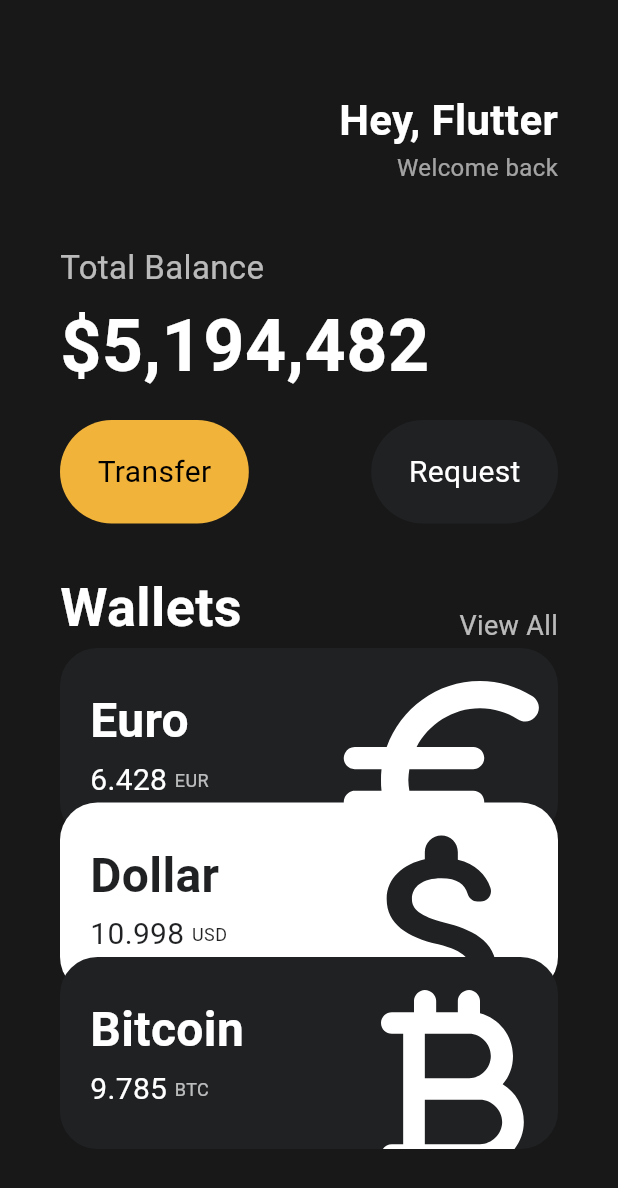
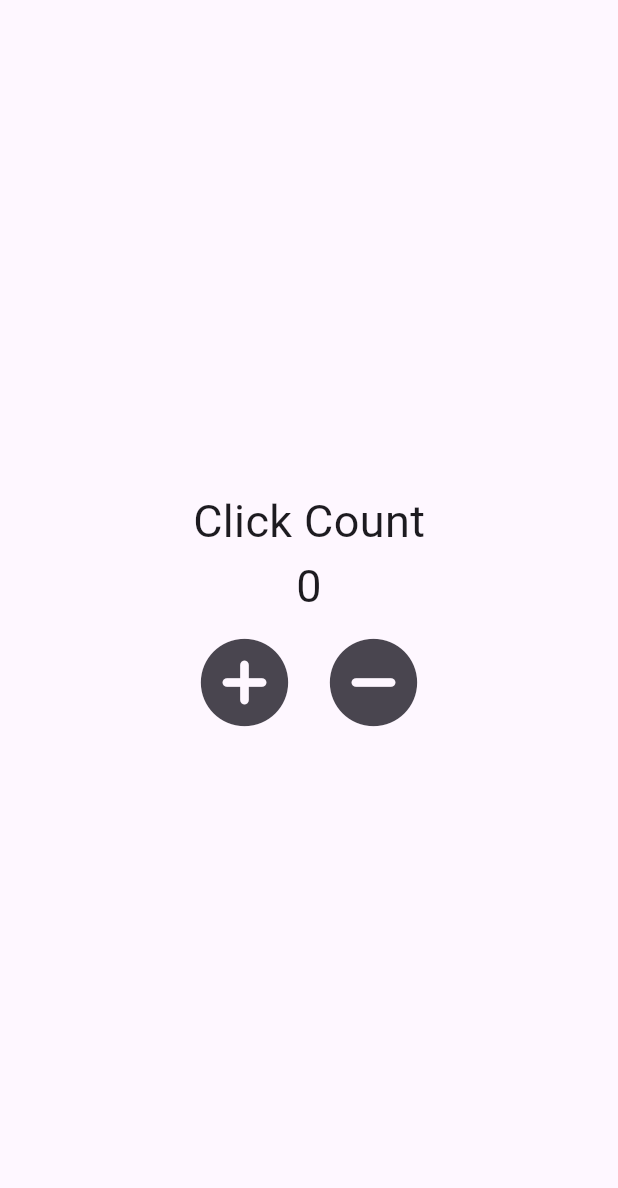
Before and after one commit to rosenrose/flutter-learn, a Flutter app: the screen it shows after launch, on a phone screen of 412 x 824 dp. Shown: the top 1188 px of the screen. Run offline on Flutter 3.47's test engine with Material 3 defaults, Android fonts, the phone set to English and light mode, and no system bars.

Commit message:
stateful widget

```diff
--- a/lib/main.dart
+++ b/lib/main.dart
@@ -9,140 +9,66 @@ void main() {
   runApp(const App());
 }
 
-class App extends StatelessWidget {
+class App extends StatefulWidget {
   const App({super.key});
 
   @override
+  State<App> createState() => _AppState();
+}
+
+class _AppState extends State<App> {
+  int counter = 0;
+
+  void addCount(int cnt) {
+    setState(() {
+      counter += cnt;
+    });
+  }
+
+  @override
   Widget build(BuildContext context) {
-    return const MaterialApp(
+    return MaterialApp(
       home: Scaffold(
-        backgroundColor: Color(0xFF181818),
-        body: SingleChildScrollView(
-          child: Padding(
-            padding: EdgeInsets.symmetric(
-              horizontal: 40,
-            ),
+        body: Center(
           child: Column(
-              crossAxisAlignment: CrossAxisAlignment.start,
+            mainAxisAlignment: MainAxisAlignment.center,
             children: [
-                SizedBox(
-                  height: 60,
-                ),
-                Row(
-                  mainAxisAlignment: MainAxisAlignment.end,
-                  children: [
-                    Column(
-                      crossAxisAlignment: CrossAxisAlignment.end,
-                      children: [
-                        Text(
-                          "Hey, Flutter",
+              const Text(
+                "Click Count",
                 style: TextStyle(
-                            color: Colors.white,
-                            fontSize: 28,
-                            fontWeight: FontWeight.w600,
+                  fontSize: 30,
                 ),
               ),
               Text(
-                          "Welcome back",
-                          style: TextStyle(
-                            color: Colors.white60,
-                            fontSize: 16,
+                "$counter",
+                style: const TextStyle(
+                  fontSize: 30,
+                ),
+              ),
+              Row(
+                mainAxisAlignment: MainAxisAlignment.center,
+                children: [
+                  IconButton(
+                    onPressed: () {
+                      addCount(1);
+                    },
+                    icon: const Icon(
+                      Icons.add_circle_rounded,
+                      size: 70,
+                    ),
+                  ),
+                  IconButton(
+                    onPressed: () {
+                      addCount(-1);
+                    },
+                    icon: const Icon(
+                      Icons.remove_circle_rounded,
+                      size: 70,
                     ),
                   ),
                 ],
               ),
             ],
-                ),
-                SizedBox(
-                  height: 40,
-                ),
-                Text(
-                  "Total Balance",
-                  style: TextStyle(
-                    color: Colors.white70,
-                    fontSize: 22,
-                  ),
-                ),
-                SizedBox(
-                  height: 2,
-                ),
-                Text(
-                  "\$5,194,482",
-                  style: TextStyle(
-                    color: Colors.white,
-                    fontSize: 48,
-                    fontWeight: FontWeight.w600,
-                  ),
-                ),
-                SizedBox(
-                  height: 15,
-                ),
-                Row(
-                  mainAxisAlignment: MainAxisAlignment.spaceBetween,
-                  children: [
-                    Button(
-                      text: "Transfer",
-                      textColor: Colors.black,
-                      bgColor: Color(0xFFF2B33A),
-                    ),
-                    Button(
-                      text: "Request",
-                      textColor: Colors.white,
-                      bgColor: Color(0xFF1F2123),
-                    ),
-                  ],
-                ),
-                SizedBox(
-                  height: 30,
-                ),
-                Row(
-                  mainAxisAlignment: MainAxisAlignment.spaceBetween,
-                  crossAxisAlignment: CrossAxisAlignment.end,
-                  children: [
-                    Text(
-                      "Wallets",
-                      style: TextStyle(
-                        color: Colors.white,
-                        fontSize: 36,
-                        fontWeight: FontWeight.w600,
-                      ),
-                    ),
-                    Text(
-                      "View All",
-                      style: TextStyle(
-                        color: Colors.white70,
-                        fontSize: 18,
-                      ),
-                    ),
-                  ],
-                ),
-                SizedBox(
-                  height: 2,
-                ),
-                CurrencyCard(
-                  currencyName: "Euro",
-                  currencyCode: "EUR",
-                  currencyAmt: 6.428,
-                  currencyIcon: Icons.euro_rounded,
-                  order: 1,
-                ),
-                CurrencyCard(
-                  currencyName: "Dollar",
-                  currencyCode: "USD",
-                  currencyAmt: 10.998,
-                  currencyIcon: Icons.attach_money_rounded,
-                  order: 2,
-                  isLightMode: true,
-                ),
-                CurrencyCard(
-                  currencyName: "Bitcoin",
-                  currencyCode: "BTC",
-                  currencyAmt: 9.785,
-                  currencyIcon: Icons.currency_bitcoin_rounded,
-                  order: 3,
-                ),
-              ],
-            ),
           ),
         ),
       ),
```
Lines whose indentation alone changed are shown as unchanged.
